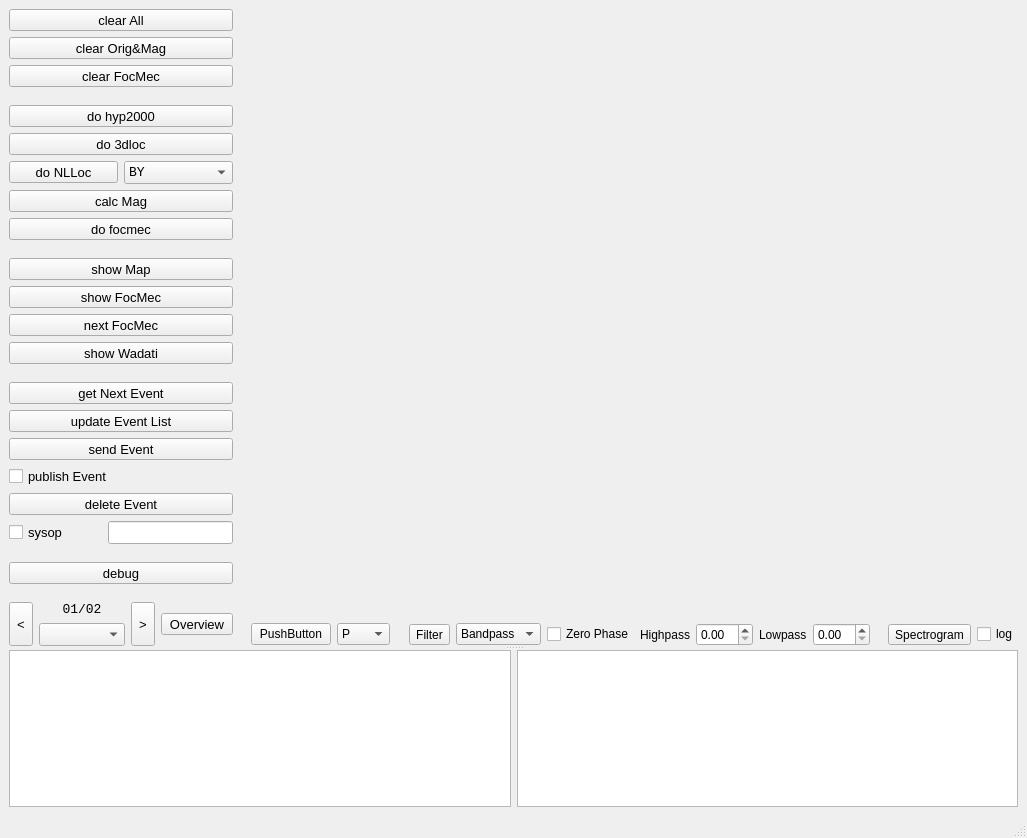
Qt form apps/obspyck/obspyck_pyqt/qt_designer.ui (megies/obspyck) before a commit.
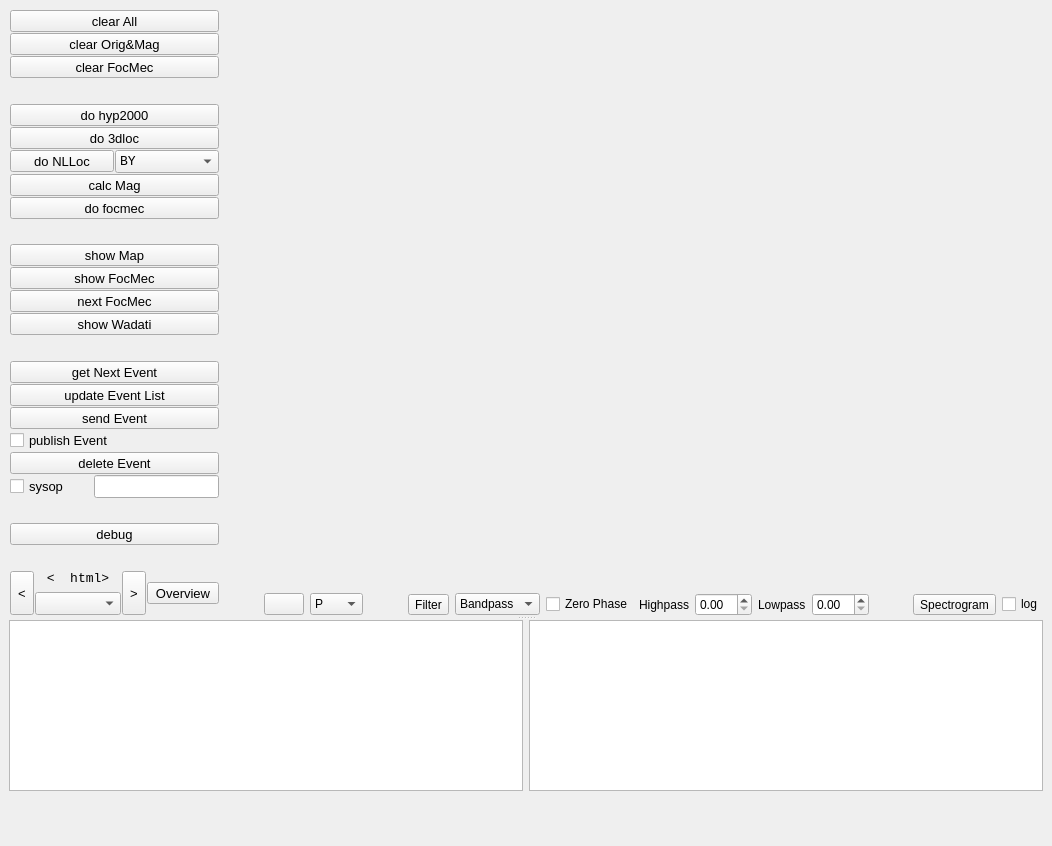
The same form after that commit. Custom widgets are drawn as their Qt base class.

Patch:
```diff
--- a/apps/obspyck/obspyck_pyqt/qt_designer.ui
+++ b/apps/obspyck/obspyck_pyqt/qt_designer.ui
@@ -5,8 +5,8 @@
    <rect>
     <x>0</x>
     <y>0</y>
-    <width>1027</width>
-    <height>838</height>
+    <width>1052</width>
+    <height>846</height>
    </rect>
   </property>
   <property name="sizePolicy" >
@@ -21,6 +21,8 @@
   <widget class="QWidget" name="centralwidget" >
    <layout class="QVBoxLayout" name="verticalLayout_4" >
     <item>
+     <layout class="QVBoxLayout" name="verticalLayout" >
+      <item>
      <widget class="QSplitter" name="splitter" >
       <property name="orientation" >
        <enum>Qt::Vertical</enum>
@@ -29,11 +31,14 @@
        <layout class="QHBoxLayout" name="horizontalLayout_7" >
         <item>
          <layout class="QVBoxLayout" name="leftVerticalLayout" >
+            <property name="spacing" >
+             <number>1</number>
+            </property>
           <property name="sizeConstraint" >
            <enum>QLayout::SetDefaultConstraint</enum>
           </property>
-          <property name="topMargin" >
-           <number>0</number>
+            <property name="margin" >
+             <number>1</number>
           </property>
           <item>
            <widget class="QToolButton" name="qToolButton_clearAll" >
@@ -269,6 +274,9 @@
             <property name="text" >
              <string>show Map</string>
             </property>
+              <property name="checkable" >
+               <bool>true</bool>
+              </property>
            </widget>
           </item>
           <item>
@@ -287,6 +295,9 @@
             <property name="text" >
              <string>show FocMec</string>
             </property>
+              <property name="checkable" >
+               <bool>true</bool>
+              </property>
            </widget>
           </item>
           <item>
@@ -323,6 +334,9 @@
             <property name="text" >
              <string>show Wadati</string>
             </property>
+              <property name="checkable" >
+               <bool>true</bool>
+              </property>
            </widget>
           </item>
           <item>
@@ -461,6 +475,9 @@
                 <pointsize>10</pointsize>
                </font>
               </property>
+                <property name="echoMode" >
+                 <enum>QLineEdit::Password</enum>
+                </property>
              </widget>
             </item>
            </layout>
@@ -563,10 +580,13 @@
                 </property>
                 <property name="text" >
                  <string>&lt;!DOCTYPE HTML PUBLIC "-//W3C//DTD HTML 4.0//EN" "http://www.w3.org/TR/REC-html40/strict.dtd">
-&lt;html>&lt;head>&lt;meta name="qrichtext" content="1" />&lt;style type="text/css">
-p, li { white-space: pre-wrap; }
-&lt;/style>&lt;/head>&lt;body style=" font-family:'Monospace'; font-size:10pt; font-weight:400; font-style:normal;">
-&lt;p align="center" style=" margin-top:0px; margin-bottom:0px; margin-left:0px; margin-right:0px; -qt-block-indent:0; text-indent:0px;">01/02&lt;/p>&lt;/body>&lt;/html></string>
+&lt;  html>&lt;head>&lt;meta name="qrichtext" content="1" />&lt;style type="text/css">
+p, l  i { white-space: pre-wrap; }
+&lt;  /style>&lt;/head>&lt;body style=" font-family:'Monospace'; font-size:10pt; font-weight:400; font-style:normal;">
+&lt;  p align="center" style=" margin-top:0px; margin-bottom:0px; margin-left:0px; margin-right:0px; -qt-block-indent:0; text-indent:0px;">00/00&lt;/p>&lt;/body>&lt;/html></string>
+                  </property>
+                  <property name="alignment" >
+                   <set>Qt::AlignCenter</set>
                 </property>
                </widget>
               </item>
@@ -625,6 +645,9 @@
               <property name="text" >
                <string>Overview</string>
               </property>
+                <property name="checkable" >
+                 <bool>true</bool>
+                </property>
              </widget>
             </item>
            </layout>
@@ -634,7 +657,7 @@
         <item>
          <layout class="QVBoxLayout" name="verticalLayout_2" >
           <item>
-           <widget class="QMplCanvas" native="1" name="canvas" >
+             <widget class="QMplCanvas" native="1" name="qMplCanvas" >
             <property name="focusPolicy" >
              <enum>Qt::StrongFocus</enum>
             </property>
@@ -658,7 +681,10 @@
             <item>
              <widget class="QPushButton" name="qPushButton_phaseType" >
               <property name="text" >
-               <string>PushButton</string>
+                 <string/>
+                </property>
+                <property name="flat" >
+                 <bool>false</bool>
               </property>
              </widget>
             </item>
@@ -705,6 +731,9 @@
               <property name="text" >
                <string>Filter</string>
               </property>
+                <property name="checkable" >
+                 <bool>true</bool>
+                </property>
              </widget>
             </item>
             <item>
@@ -776,6 +805,9 @@
               <property name="text" >
                <string>Spectrogram</string>
               </property>
+                <property name="checkable" >
+                 <bool>true</bool>
+                </property>
              </widget>
             </item>
             <item>
@@ -810,9 +842,21 @@
           <property name="font" >
            <font>
             <family>Monospace</family>
-            <pointsize>10</pointsize>
-           </font>
-          </property>
+              <pointsize>8</pointsize>
+             </font>
+            </property>
+            <property name="acceptDrops" >
+             <bool>false</bool>
+            </property>
+            <property name="undoRedoEnabled" >
+             <bool>false</bool>
+            </property>
+            <property name="readOnly" >
+             <bool>true</bool>
+            </property>
+            <property name="textInteractionFlags" >
+             <set>Qt::LinksAccessibleByMouse|Qt::TextSelectableByMouse</set>
+            </property>
          </widget>
         </item>
         <item>
@@ -832,14 +876,48 @@
           <property name="font" >
            <font>
             <family>Monospace</family>
-            <pointsize>10</pointsize>
-           </font>
-          </property>
+              <pointsize>8</pointsize>
+             </font>
+            </property>
+            <property name="acceptDrops" >
+             <bool>false</bool>
+            </property>
+            <property name="undoRedoEnabled" >
+             <bool>false</bool>
+            </property>
+            <property name="readOnly" >
+             <bool>true</bool>
+            </property>
+            <property name="textInteractionFlags" >
+             <set>Qt::LinksAccessibleByMouse|Qt::TextSelectableByMouse</set>
+            </property>
          </widget>
         </item>
        </layout>
       </widget>
      </widget>
+      </item>
+      <item>
+       <layout class="QHBoxLayout" name="horizontalLayout_tb" >
+        <item>
+         <widget class="QWidget" native="1" name="qWidget_toolbar" >
+          <property name="sizePolicy" >
+           <sizepolicy vsizetype="Fixed" hsizetype="Expanding" >
+            <horstretch>0</horstretch>
+            <verstretch>0</verstretch>
+           </sizepolicy>
+          </property>
+          <property name="minimumSize" >
+           <size>
+            <width>800</width>
+            <height>40</height>
+           </size>
+          </property>
+         </widget>
+        </item>
+       </layout>
+      </item>
+     </layout>
     </item>
    </layout>
   </widget>
@@ -853,7 +931,17 @@
     </rect>
    </property>
   </widget>
-  <widget class="QStatusBar" name="statusbar" />
+  <widget class="QStatusBar" name="statusbar" >
+   <property name="enabled" >
+    <bool>false</bool>
+   </property>
+   <property name="sizePolicy" >
+    <sizepolicy vsizetype="Ignored" hsizetype="Ignored" >
+     <horstretch>0</horstretch>
+     <verstretch>0</verstretch>
+    </sizepolicy>
+   </property>
+  </widget>
  </widget>
  <customwidgets>
   <customwidget>
```
Left out of the diff: 18 changed lines with no effect on the pictures. Lines whose indentation alone changed are shown as unchanged.
